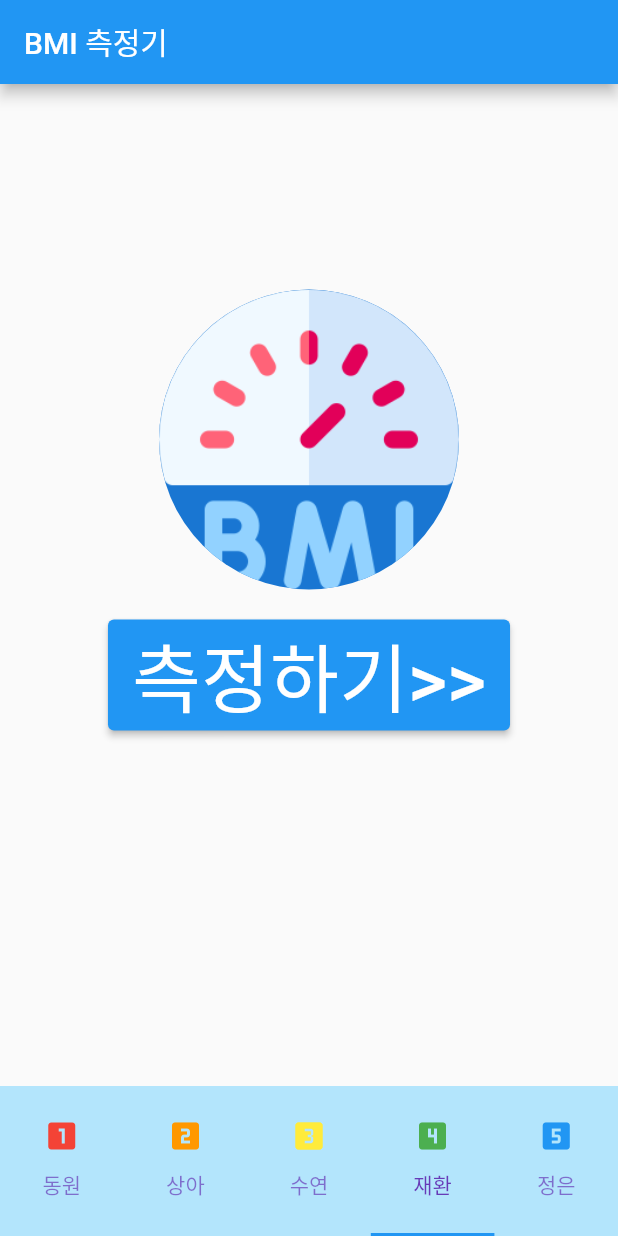
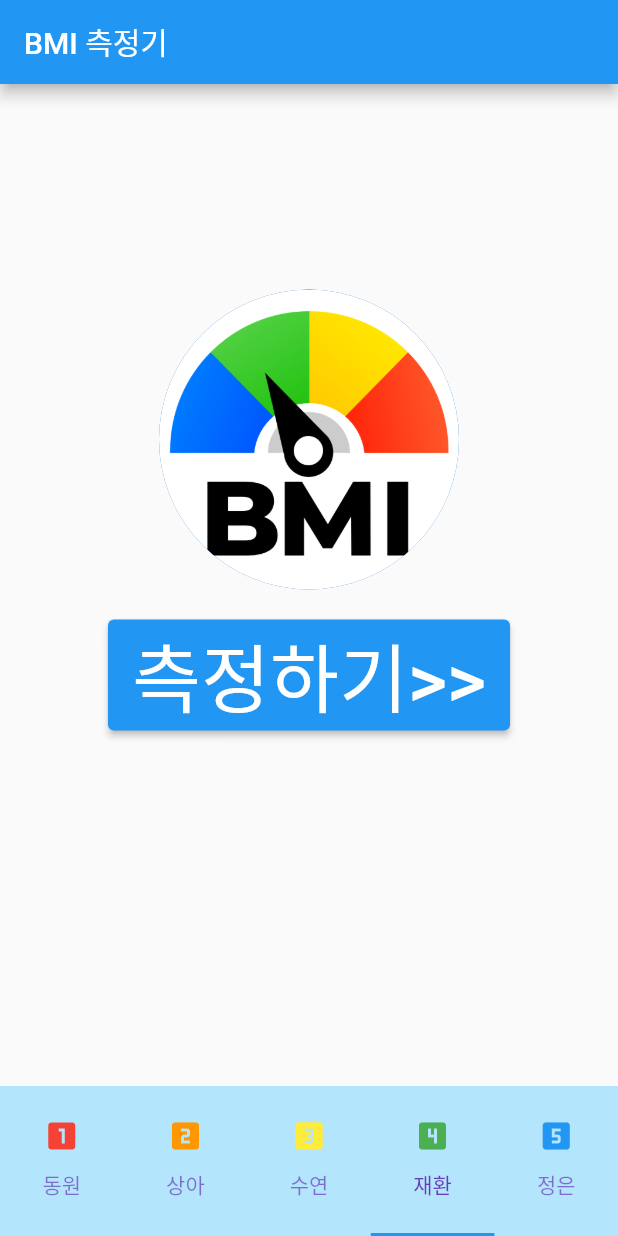
Before and after one commit to monargent0/TJFlutterTeam, a Flutter app: the screen it shows after launch, item 4 of the bottom bar chosen, on a phone screen of 412 x 824 dp. Run offline on Flutter 3.47's test engine with Material 2 defaults, Android fonts, the phone set to English and light mode, and no system bars.

Commit message:
최종확인

```diff
--- a/tabbar_bmi_app/lib/jjh_home.dart
+++ b/tabbar_bmi_app/lib/jjh_home.dart
@@ -19,7 +19,7 @@ class Home extends StatelessWidget {
             children: [
               const CircleAvatar(
                 backgroundImage: AssetImage(
-                  'images/JEbmi.png',
+                  'images/bmi.png',
                   ),radius: 100,
 
               ),
```
